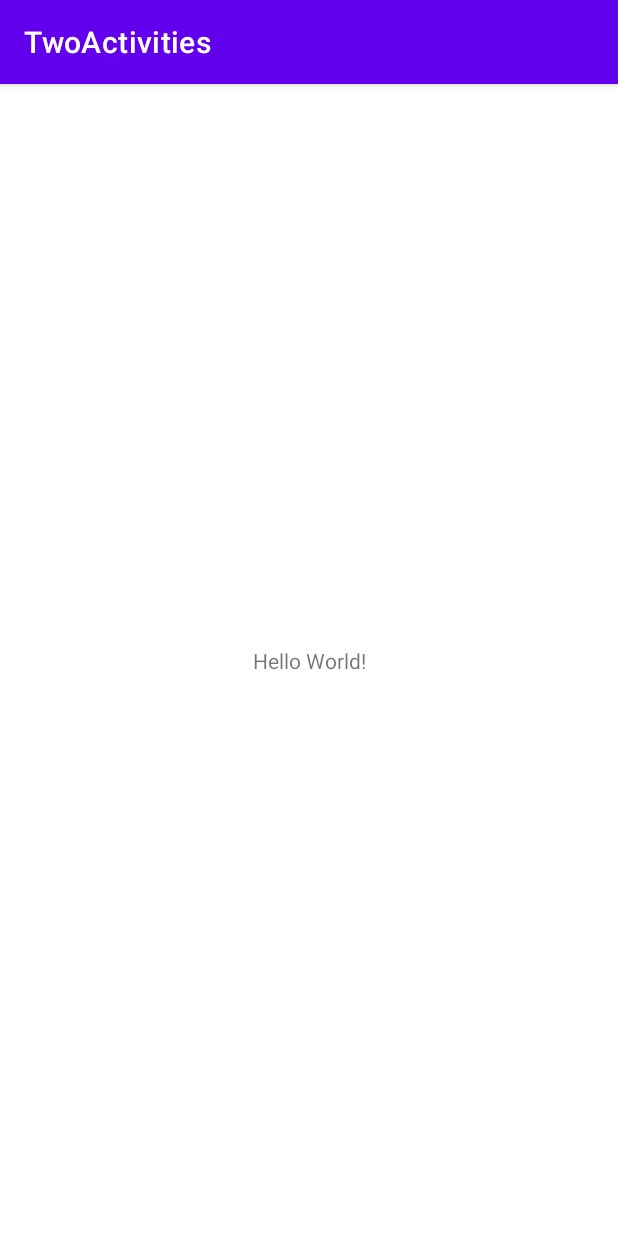
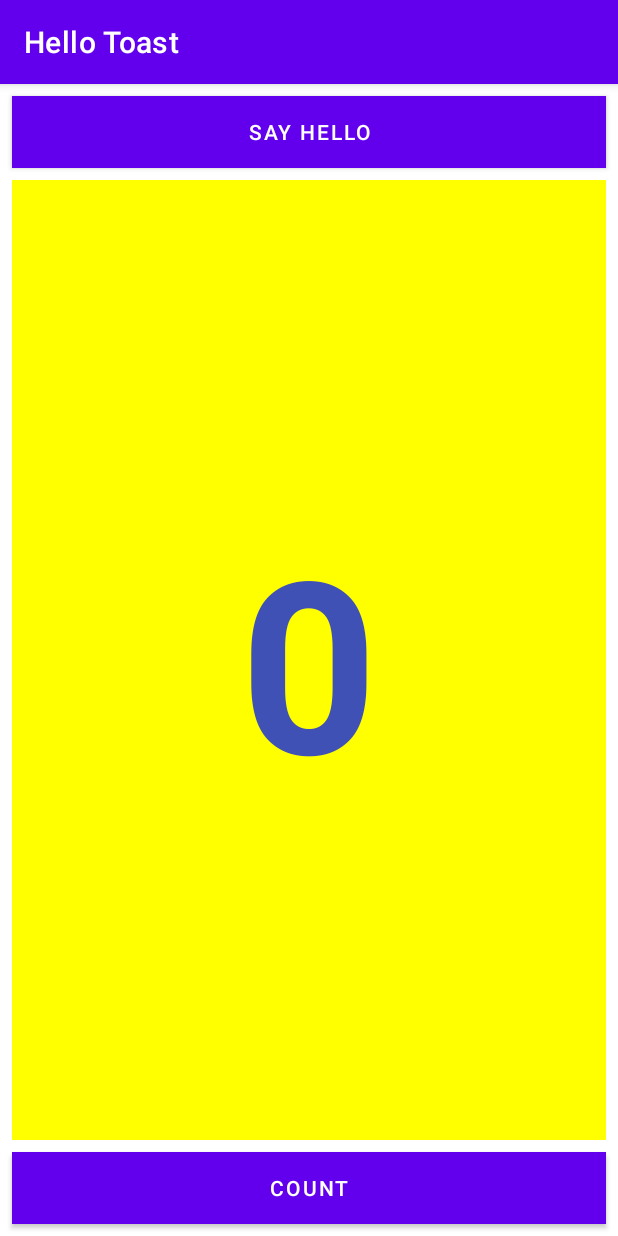
Before and after one commit to Susan-Paudel/Activities-and-intents, an Android app: the screen it shows after launch (MainActivity), on a phone screen of 412 x 824 dp. Run offline under Robolectric (Android 15) with nearby library versions, the phone set to English and light mode, and no system bars.

Commit message:
file update

```diff
--- a/app/src/main/java/com/example/twoactivities/MainActivity.java
+++ b/app/src/main/java/com/example/twoactivities/MainActivity.java
@@ -1,13 +1,63 @@
 package com.example.twoactivities;
 
 import androidx.appcompat.app.AppCompatActivity;
+
+import android.content.Intent;
 import android.os.Bundle;
+import android.view.View;
+import android.widget.TextView;
+import android.widget.Toast;
 
+/**
+ * Display two Buttons and a TextView
+ * -Clicking the Count button that increases the displayed mCount
+ * -Clicking the Toast button that show the toast message
+ */
+//MinActivity child class inherit all the property of AppCompatActivity i.e. parent
 public class MainActivity extends AppCompatActivity {
+    //private int mCount
+    private int mCount = 0;
+    //TextView
+    private TextView mShowCount;
+    // Unique tag required for the intent extra
+    public static final String EXTRA_MESSAGE="com.example.android.twoactivities.extra.MESSAGE";
+    // Unique tag for the intent reply
+    public static final int TEXT_REQUEST = 1;
 
     @Override
+    //Activities have the ability,to restore themselves to a previous state using the data stored in this bundle
     protected void onCreate(Bundle savedInstanceState) {
+        //super keyword is used to refer parent class object
         super.onCreate(savedInstanceState);
+        //it set the XML file as your main layout when the app starts
         setContentView(R.layout.activity_main);
+        //getting show count by id i.e.textview
+        mShowCount = (TextView) findViewById(R.id.show_count);
+    }
+
+    /**
+     * when the TOAST button is clicked.
+     *@param view The view that triggered this onClick handler.
+     *Since a toast always shows on the top,the passed in view is not used.
+     */
+    public void sayHello(View view) {
+        Intent intent=new Intent(MainActivity.this,SecondActivity.class);
+        String message = mShowCount.getText().toString();
+        intent.putExtra(EXTRA_MESSAGE, message);
+        startActivityForResult(intent, TEXT_REQUEST);
+    }
+
+    /**
+     * when the COUNT button is clicked,Increments the number in the TextView
+     *@param view The view that triggered this onClick handler.
+     *Since the count always appears in the TextView,the passed in view is not used.
+     */
+    public void countUp(View view) {
+        //increased mCount
+        mCount++;
+        //if mShowCount is not null
+        if (mShowCount != null)
+            //set the value of textview
+            mShowCount.setText(Integer.toString(mCount));
     }
 }
--- a/app/src/main/res/layout/activity_main.xml
+++ b/app/src/main/res/layout/activity_main.xml
@@ -1,18 +1,63 @@
 <?xml version="1.0" encoding="utf-8"?>
-<androidx.constraintlayout.widget.ConstraintLayout
-    xmlns:android="http://schemas.android.com/apk/res/android"
+<!--ConstraintLayout-->
+<androidx.constraintlayout.widget.ConstraintLayout xmlns:android="http://schemas.android.com/apk/res/android"
+    xmlns:app="http://schemas.android.com/apk/res-auto"
     xmlns:tools="http://schemas.android.com/tools"
-    xmlns:app="http://schemas.android.com/apk/res-auto"
     android:layout_width="match_parent"
     android:layout_height="match_parent"
     tools:context=".MainActivity">
+    <!-- Toast Button-->
+    <Button
+        android:id="@+id/button_toast"
+        android:layout_width="0dp"
+        android:layout_height="wrap_content"
+        android:layout_marginEnd="8dp"
+        android:layout_marginStart="8dp"
+        android:layout_marginTop="8dp"
+        android:background="@color/colorPrimary"
+        android:text="@string/button_label_toast"
+        android:textColor="@android:color/white"
+        app:layout_constraintEnd_toEndOf="parent"
+        app:layout_constraintStart_toStartOf="parent"
+        app:layout_constraintTop_toTopOf="parent"
+        android:onClick="sayHello"/>
+    <!--Toast Button ends-->
+    <!--Count Button-->
+    <Button
+        android:id="@+id/button_count"
+        android:layout_width="0dp"
+        android:layout_height="wrap_content"
+        android:layout_marginBottom="8dp"
+        android:layout_marginEnd="8dp"
+        android:layout_marginStart="8dp"
+        android:background="@color/colorPrimary"
+        android:text="@string/button_label_count"
+        android:textColor="@android:color/white"
+        app:layout_constraintBottom_toBottomOf="parent"
+        app:layout_constraintEnd_toEndOf="parent"
+        app:layout_constraintStart_toStartOf="parent"
+        android:onClick="countUp" />
+    <!--Count Button ends-->
+    <!--Textview to show counter values-->
     <TextView
-      android:layout_width="wrap_content"
-      android:layout_height="wrap_content"
-      android:text="Hello World!"
-      app:layout_constraintBottom_toBottomOf="parent"
-      app:layout_constraintLeft_toLeftOf="parent"
-      app:layout_constraintRight_toRightOf="parent"
-      app:layout_constraintTop_toTopOf="parent" />
+        android:id="@+id/show_count"
+        android:layout_width="0dp"
+        android:layout_height="0dp"
+        android:layout_marginStart="8dp"
+        android:layout_marginTop="8dp"
+        android:layout_marginEnd="8dp"
+        android:layout_marginBottom="8dp"
+        android:background="#FFFF00"
+        android:gravity="center"
+        android:text="@string/count_initial_value"
+        android:textColor="@color/colorPrimary"
+        android:textSize="160sp"
+        android:textStyle="bold"
+        app:layout_constraintBottom_toTopOf="@+id/button_count"
+        app:layout_constraintEnd_toEndOf="parent"
+        app:layout_constraintStart_toStartOf="parent"
+        app:layout_constraintTop_toBottomOf="@+id/button_toast" />
+    <!--end textview-->
 
-  </androidx.constraintlayout.widget.ConstraintLayout>
+</androidx.constraintlayout.widget.ConstraintLayout>
+    <!--End Constraint Layout-->
--- a/app/src/main/res/values/colors.xml
+++ b/app/src/main/res/values/colors.xml
@@ -7,4 +7,7 @@
     <color name="teal_700">#FF018786</color>
     <color name="black">#FF000000</color>
     <color name="white">#FFFFFFFF</color>
+    <color name="colorPrimary">#3F51B5</color>
+    <color name="colorPrimaryDark">#303F9F</color>
+    <color name="colorAccent">#FF4081</color>
 </resources>
--- a/app/src/main/res/values/strings.xml
+++ b/app/src/main/res/values/strings.xml
@@ -1,3 +1,8 @@
 <resources>
-    <string name="app_name">TwoActivities</string>
+    <string name="app_name">Hello Toast</string>
+    <string name="button_label_toast">Say Hello</string>
+    <string name="button_label_count">Count</string>
+    <string name="count_initial_value">0</string>
+    <string name="toast_message">Hello Toast!</string>
+    <string name="hello">Hello!</string>
 </resources>
```
Also changed, not shown: app/src/main/AndroidManifest.xml (+6 -3 lines), app/src/main/java/com/example/twoactivities/SecondActivity.java (added, +26 -0 lines), app/src/main/res/layout/activity_second.xml (added, +34 -0 lines), 4 other files.
